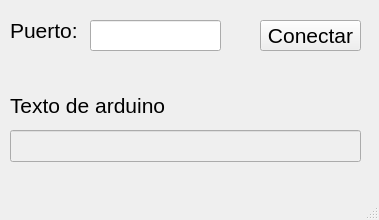
The window that ui_py_ino/ej_btns_leds/line_edit.ui (OJoshuaCG/SE_6_U1) describes before a commit, drawn with Qt 5.
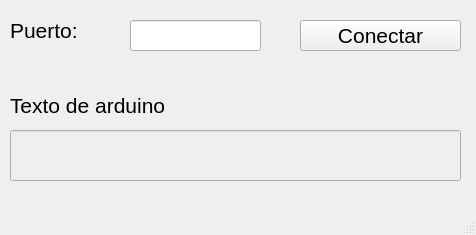
The same window after the commit.

The edit to the form file:
```diff
--- a/ui_py_ino/ej_btns_leds/line_edit.ui
+++ b/ui_py_ino/ej_btns_leds/line_edit.ui
@@ -6,8 +6,8 @@
    <rect>
     <x>0</x>
     <y>0</y>
-    <width>379</width>
-    <height>220</height>
+    <width>476</width>
+    <height>235</height>
    </rect>
   </property>
   <property name="windowTitle">
@@ -17,9 +17,9 @@
    <widget class="QPushButton" name="btn_conectar">
     <property name="geometry">
      <rect>
-      <x>260</x>
+      <x>300</x>
       <y>20</y>
-      <width>101</width>
+      <width>161</width>
       <height>31</height>
      </rect>
     </property>
@@ -40,7 +40,7 @@
      <rect>
       <x>10</x>
       <y>20</y>
-      <width>71</width>
+      <width>111</width>
       <height>21</height>
      </rect>
     </property>
@@ -56,7 +56,7 @@
    <widget class="QLineEdit" name="txt_com">
     <property name="geometry">
      <rect>
-      <x>90</x>
+      <x>130</x>
       <y>20</y>
       <width>131</width>
       <height>31</height>
@@ -76,8 +76,8 @@
      <rect>
       <x>10</x>
       <y>130</y>
-      <width>351</width>
-      <height>32</height>
+      <width>451</width>
+      <height>51</height>
      </rect>
     </property>
    </widget>
```
Left out of the diff: 4 changed lines with no effect on the pictures.
